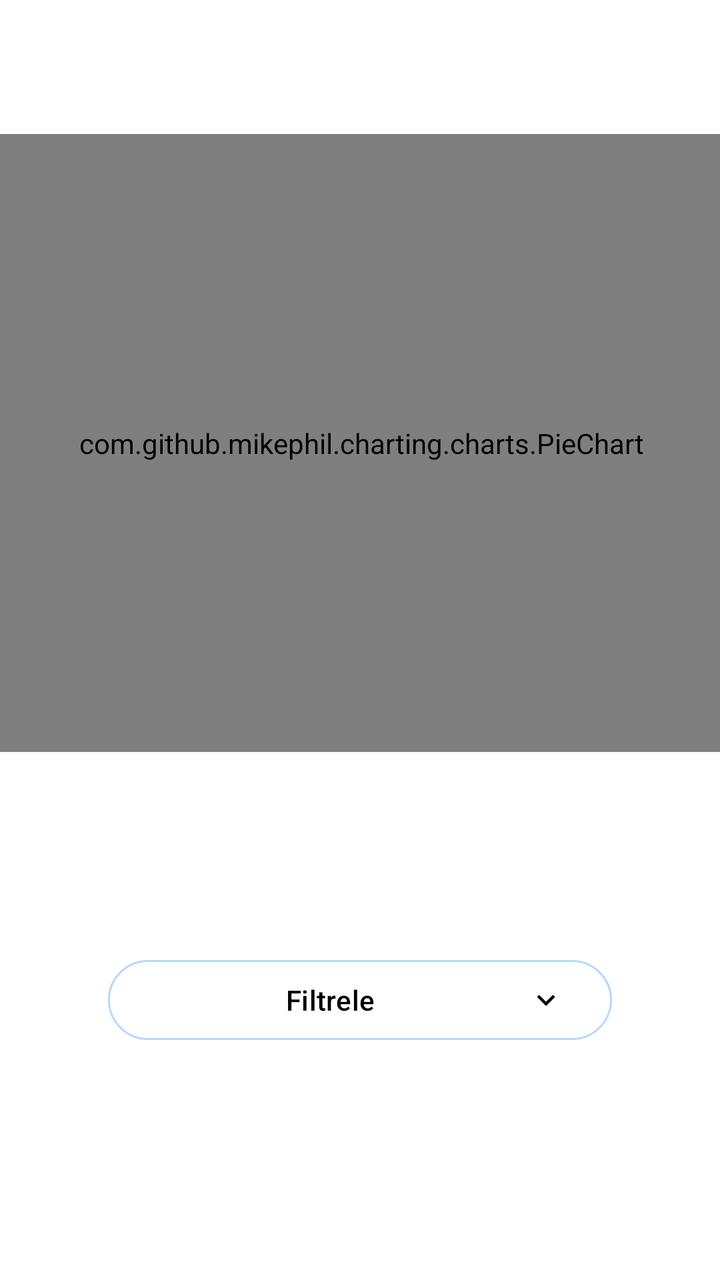
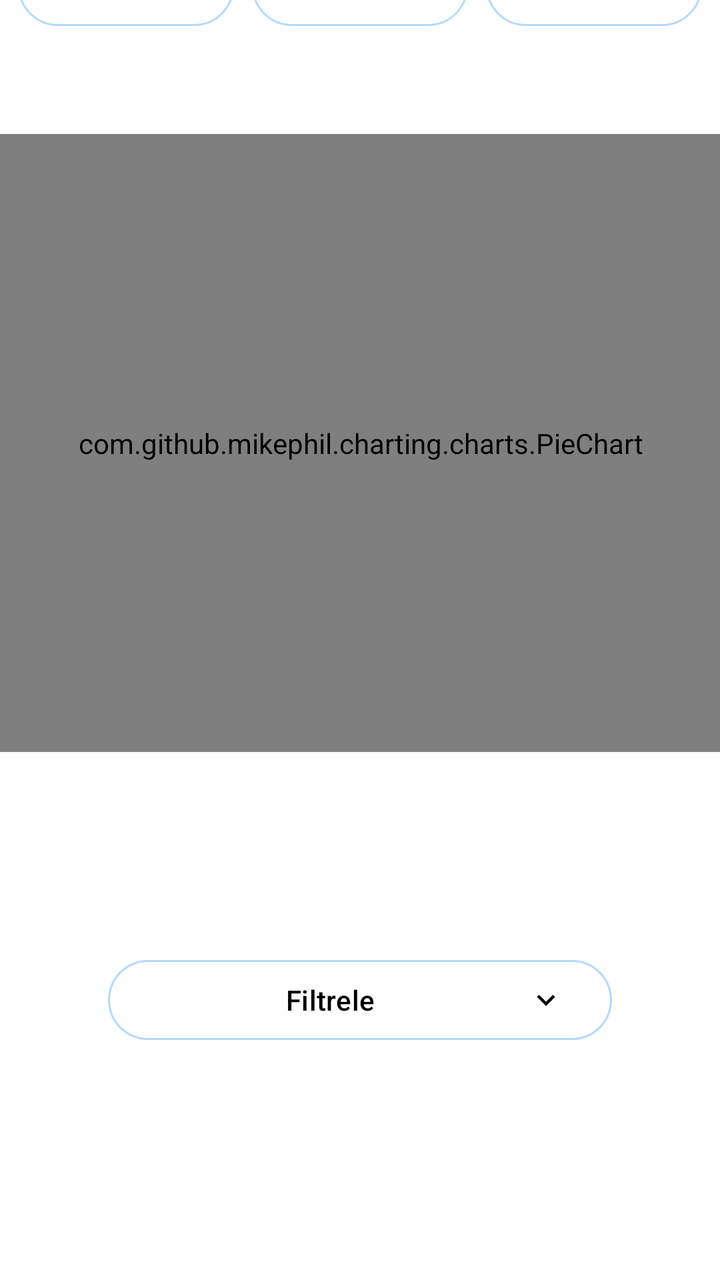

Before-and-after screenshots of an Android layout around one commit, followed by the original layout XML and the change that was made.
<!-- AndroidManifest.xml: application theme Theme.DesignExample -->
<!-- res/layout/fragment_birinci.xml -->
<?xml version="1.0" encoding="utf-8"?>
<androidx.constraintlayout.widget.ConstraintLayout xmlns:android="http://schemas.android.com/apk/res/android"
    xmlns:app="http://schemas.android.com/apk/res-auto"
    xmlns:tools="http://schemas.android.com/tools"
    android:layout_width="match_parent"
    android:layout_height="match_parent"
    android:background="@color/white"
    tools:context=".design.birinciFragment">


    <com.github.mikephil.charting.charts.PieChart
        android:id="@+id/pieChart"
        android:layout_width="364dp"
        android:layout_height="309dp"
        android:layout_marginBottom="100dp"
        app:layout_constraintBottom_toTopOf="@+id/YilBottomSheetButon"
        app:layout_constraintEnd_toEndOf="parent"
        app:layout_constraintHorizontal_bias="0.496"
        app:layout_constraintStart_toStartOf="parent" />

    <Button
        android:id="@+id/YilBottomSheetButon"
        style="@style/Widget.Material3.Button.OutlinedButton.Icon"
        android:layout_width="0dp"
        android:layout_height="wrap_content"
        android:layout_marginBottom="116dp"
        android:text="Filtrele"
        android:textColor="@color/black"
        app:icon="@drawable/dropdown_icon"
        app:iconGravity="end"
        app:iconTint="@color/black"
        app:layout_constraintBottom_toBottomOf="parent"
        app:layout_constraintEnd_toEndOf="parent"
        app:layout_constraintStart_toStartOf="parent"
        app:layout_constraintWidth_percent="0.7"
        app:rippleColor="#E9FFBF"
        app:strokeColor="#B3D9FF" />

</androidx.constraintlayout.widget.ConstraintLayout>
<!-- resources referenced by this layout -->
<resources>
  <color name="black">#FF000000</color>
  <color name="white">#FFFFFFFF</color>
  <!-- drawable dropdown_icon (drawable) -->
  <vector xmlns:android="http://schemas.android.com/apk/res/android" android:height="24dp" android:tint="#9DC778" android:viewportHeight="24" android:viewportWidth="24" android:width="24dp">
        
      <path android:fillColor="@android:color/white" android:pathData="M7.41,8.59L12,13.17l4.59,-4.58L18,10l-6,6 -6,-6 1.41,-1.41z"/>
      
  </vector>
  <style name="Theme.DesignExample" parent="Base.Theme.DesignExample" />
  <style name="Base.Theme.DesignExample" parent="Theme.Material3.DayNight.NoActionBar">
          
          
          <item name="android:statusBarColor">@color/black</item>
      </style>
</resources>

<!-- the commit's change to res/layout/fragment_birinci.xml (unified diff, before → after) -->
@@ -36,4 +36,56 @@
         app:rippleColor="#E9FFBF"
         app:strokeColor="#B3D9FF" />
 
+    <Button
+        android:id="@+id/DevletFiltreButton"
+        style="@style/Widget.Material3.Button.OutlinedButton.Icon"
+        app:layout_constraintWidth_percent="0.3"
+        android:layout_width="0dp"
+        android:layout_height="wrap_content"
+        android:layout_marginBottom="50dp"
+        android:text="Devlet"
+        app:icon="@drawable/baseline_check_24"
+        app:layout_constraintBottom_toTopOf="@+id/pieChart"
+        app:layout_constraintEnd_toStartOf="@+id/TumuFiltreButton"
+        app:layout_constraintHorizontal_bias="0.5"
+        app:layout_constraintStart_toEndOf="@+id/OzelFiltreButton"
+        app:rippleColor="#E9FFBF"
+        app:strokeColor="#B3D9FF"
+        app:iconTint="@color/black"
+        android:textColor="@color/black"/>
+
+    <Button
+        android:id="@+id/OzelFiltreButton"
+        style="@style/Widget.Material3.Button.OutlinedButton.Icon"
+        android:layout_width="0dp"
+        app:layout_constraintWidth_percent="0.3"
+        android:layout_height="wrap_content"
+        android:text="Özel"
+        app:layout_constraintBottom_toBottomOf="@+id/DevletFiltreButton"
+        app:layout_constraintEnd_toStartOf="@+id/DevletFiltreButton"
+        app:layout_constraintHorizontal_bias="0.5"
+        app:layout_constraintStart_toStartOf="parent"
+        app:layout_constraintTop_toTopOf="@+id/DevletFiltreButton"
+        app:rippleColor="#E9FFBF"
+        app:strokeColor="#B3D9FF"
+        app:iconTint="@color/black"
+        android:textColor="@color/black"/>
+
+    <Button
+        android:id="@+id/TumuFiltreButton"
+        style="@style/Widget.Material3.Button.OutlinedButton.Icon"
+        android:layout_width="0dp"
+        app:layout_constraintWidth_percent="0.3"
+        android:layout_height="wrap_content"
+        android:text="Tümü"
+        app:layout_constraintEnd_toEndOf="parent"
+        app:layout_constraintHorizontal_bias="0.5"
+        app:layout_constraintStart_toEndOf="@+id/DevletFiltreButton"
+        app:layout_constraintTop_toTopOf="@+id/DevletFiltreButton"
+        app:rippleColor="#E9FFBF"
+        app:strokeColor="#B3D9FF"
+        app:iconTint="@color/black"
+        android:textColor="@color/black"/>
+
+
 </androidx.constraintlayout.widget.ConstraintLayout>
<!-- resource entries referenced after the edit -->
@@ -2,6 +2,15 @@
 <resources>
   <color name="black">#FF000000</color>
   <color name="white">#FFFFFFFF</color>
+  <!-- drawable baseline_check_24 (drawable) -->
+  <vector xmlns:android="http://schemas.android.com/apk/res/android" android:height="24dp"
+      android:tint="@color/black" android:viewportHeight="24" android:viewportWidth="24"
+      android:width="24dp">
+        
+      <path android:fillColor="@android:color/white"
+          android:pathData="M9,16.17L4.83,12l-1.42,1.41L9,19 21,7l-1.41,-1.41z"/>
+      
+  </vector>
   <!-- drawable dropdown_icon (drawable) -->
   <vector xmlns:android="http://schemas.android.com/apk/res/android" android:height="24dp" android:tint="#9DC778" android:viewportHeight="24" android:viewportWidth="24" android:width="24dp">
         
